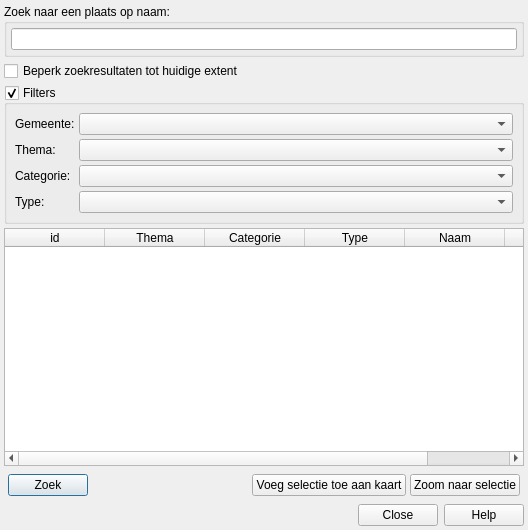
Old version of the form ui_geopunt4QgisPoi.ui in the repository warrieka/geopunt4Qgis.
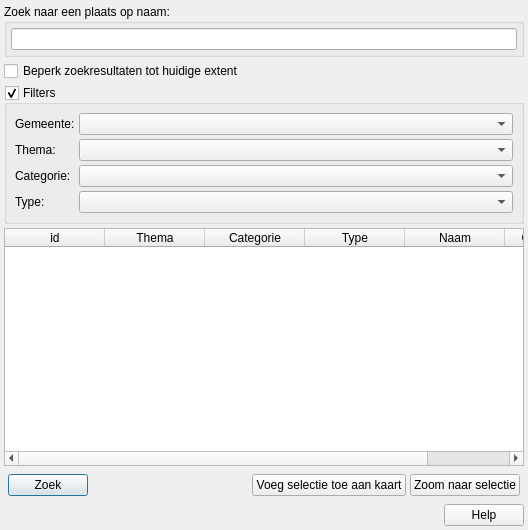
New version of the form. Icons and pictures are not drawn.

The edit to the form file:
```diff
--- a/ui_geopunt4QgisPoi.ui
+++ b/ui_geopunt4QgisPoi.ui
@@ -204,7 +204,7 @@
      </column>
      <column>
       <property name="text">
-       <string>crab adres</string>
+       <string>CRAB adres</string>
       </property>
      </column>
     </widget>
@@ -288,8 +288,14 @@
          <verstretch>0</verstretch>
         </sizepolicy>
        </property>
+       <property name="orientation">
+        <enum>Qt::Horizontal</enum>
+       </property>
        <property name="standardButtons">
-        <set>QDialogButtonBox::Close|QDialogButtonBox::Help</set>
+        <set>QDialogButtonBox::Help</set>
+       </property>
+       <property name="centerButtons">
+        <bool>false</bool>
        </property>
       </widget>
      </item>
```
